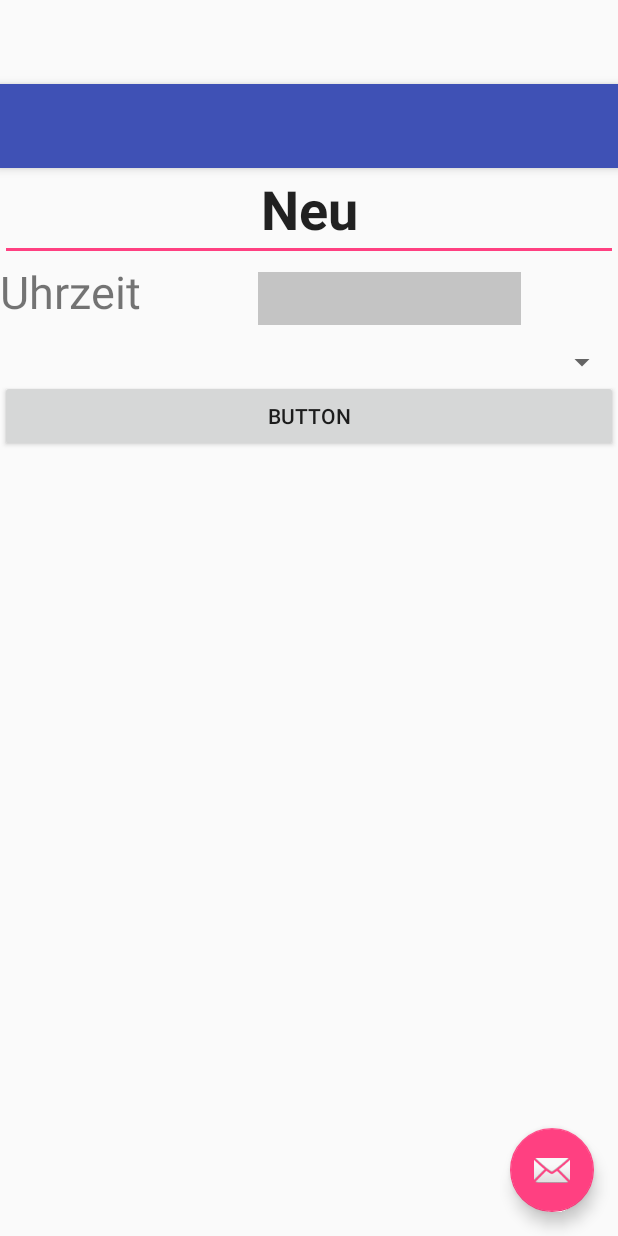
After one commit to Kogoro/AlarmApp, an Android app: the layout activity_edit_alarm.xml on its own in the app's theme, with its tools: preview values and no code run, on a phone screen of 412 x 824 dp. The commit adds this screen. Run offline under Robolectric (Android 15) with nearby library versions, the phone set to English and light mode, and no system bars.

Commit message:
Add alarm

```diff
--- a/app/src/main/AndroidManifest.xml
+++ b/app/src/main/AndroidManifest.xml
@@ -26,7 +26,13 @@
                 <category android:name="android.intent.category.LAUNCHER" />
             </intent-filter>
         </activity>
+
         <receiver android:name=".AlarmReceiver" />
+
+        <activity
+            android:name=".EditAlarm"
+            android:label="@string/title_activity_edit_alarm"
+            android:theme="@style/AppTheme.NoActionBar"></activity>
     </application>
 
 </manifest>
--- a/app/src/main/java/de/bonding/hackathon/eighthundredtwelvers/model/Rule.java
+++ b/app/src/main/java/de/bonding/hackathon/eighthundredtwelvers/model/Rule.java
@@ -53,4 +53,8 @@ public class Rule extends BaseModel {
         return true;
     }
 
+    @Override
+    public String toString() {
+        return name;
+    }
 }
--- /dev/null
+++ b/app/src/main/res/layout/activity_edit_alarm.xml
@@ -0,0 +1,34 @@
+<?xml version="1.0" encoding="utf-8"?>
+<android.support.design.widget.CoordinatorLayout xmlns:android="http://schemas.android.com/apk/res/android"
+    xmlns:app="http://schemas.android.com/apk/res-auto"
+    xmlns:tools="http://schemas.android.com/tools"
+    android:layout_width="match_parent"
+    android:layout_height="match_parent"
+    android:fitsSystemWindows="true"
+    tools:context="de.bonding.hackathon.eighthundredtwelvers.EditAlarm">
+
+    <android.support.design.widget.AppBarLayout
+        android:layout_width="match_parent"
+        android:layout_height="wrap_content"
+        android:theme="@style/AppTheme.AppBarOverlay">
+
+        <android.support.v7.widget.Toolbar
+            android:id="@+id/toolbar"
+            android:layout_width="match_parent"
+            android:layout_height="?attr/actionBarSize"
+            android:background="?attr/colorPrimary"
+            app:popupTheme="@style/AppTheme.PopupOverlay" />
+
+    </android.support.design.widget.AppBarLayout>
+
+    <include layout="@layout/content_edit_alarm" />
+
+    <android.support.design.widget.FloatingActionButton
+        android:id="@+id/fab"
+        android:layout_width="wrap_content"
+        android:layout_height="wrap_content"
+        android:layout_gravity="bottom|end"
+        android:layout_margin="@dimen/fab_margin"
+        app:srcCompat="@android:drawable/ic_dialog_email" />
+
+</android.support.design.widget.CoordinatorLayout>
--- /dev/null
+++ b/app/src/main/res/layout/content_edit_alarm.xml
@@ -0,0 +1,59 @@
+<?xml version="1.0" encoding="utf-8"?>
+<LinearLayout xmlns:android="http://schemas.android.com/apk/res/android"
+    android:layout_width="match_parent"
+    android:layout_height="match_parent"
+    android:orientation="vertical"
+    android:weightSum="1">
+
+    <TextView
+        android:id="@+id/AlarmEdit"
+        android:layout_width="match_parent"
+        android:layout_height="wrap_content"
+        android:text="Neuer Alarm"
+        android:textAlignment="center"
+        android:textSize="36sp"
+        android:textStyle="normal|bold" />
+
+    <EditText
+        android:id="@+id/alarmnameET"
+        android:layout_width="match_parent"
+        android:layout_height="wrap_content"
+        android:text="Neu"
+        android:textAlignment="center"
+        android:textSize="36sp"
+        android:textStyle="normal|bold" />
+
+    <GridLayout
+        android:layout_width="match_parent"
+        android:layout_height="55dp">
+
+        <TextView
+            android:id="@+id/textView3"
+            android:layout_width="172dp"
+            android:layout_height="wrap_content"
+            android:text="Uhrzeit"
+            android:textSize="30sp" />
+
+        <EditText
+            android:id="@+id/timeET"
+            android:layout_width="175dp"
+            android:layout_height="35dp"
+            android:layout_column="1"
+            android:layout_row="0"
+            android:background="@color/cardview_shadow_start_color"
+            android:ems="10"
+            android:inputType="time" />
+    </GridLayout>
+
+    <Spinner
+        android:id="@+id/ruleS"
+        android:layout_width="match_parent"
+        android:layout_height="wrap_content" />
+
+    <Button
+        android:id="@+id/makeAlarmBTN"
+        android:layout_width="match_parent"
+        android:layout_height="wrap_content"
+        android:text="Button" />
+
+</LinearLayout>
--- a/app/src/main/res/values/strings.xml
+++ b/app/src/main/res/values/strings.xml
@@ -4,4 +4,5 @@
     <!-- TODO: Remove or change this placeholder text -->
     <string name="hello_blank_fragment">Hello blank fragment</string>
     <string name="title_activity_rule">RuleActivity</string>
+    <string name="title_activity_edit_alarm">EditAlarm</string>
 </resources>
```
Also changed, not shown: app/src/main/java/de/bonding/hackathon/eighthundredtwelvers/EditAlarm.java (added, +72 -0 lines).
